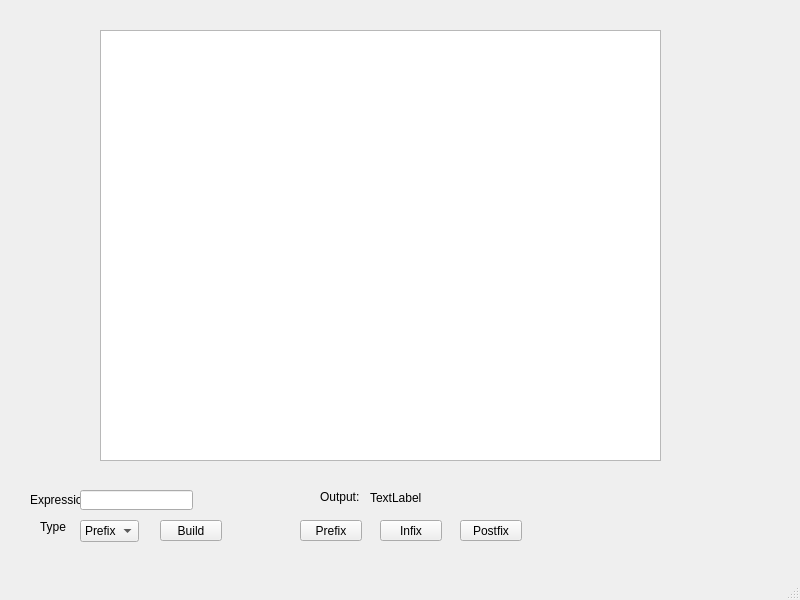
This is ADS_Project/mainwindow.ui in YousefElmenshawy/ADS_Postfix---Infix---Prefix-Conversions- as Qt 5 draws it before an edit. The edited form follows.
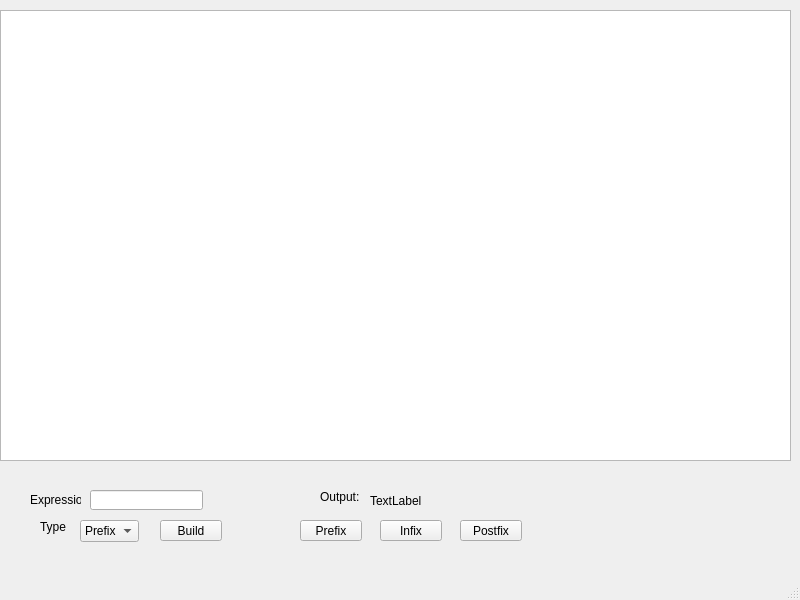
This is the edited form.

The edit to the form file:
```diff
--- a/ADS_Project/mainwindow.ui
+++ b/ADS_Project/mainwindow.ui
@@ -45,7 +45,7 @@
      <rect>
       <x>30</x>
       <y>490</y>
-      <width>71</width>
+      <width>51</width>
       <height>20</height>
      </rect>
     </property>
@@ -56,7 +56,7 @@
    <widget class="QLineEdit" name="lineEditExpression">
     <property name="geometry">
      <rect>
-      <x>80</x>
+      <x>90</x>
       <y>490</y>
       <width>113</width>
       <height>20</height>
@@ -143,10 +143,10 @@
    <widget class="QGraphicsView" name="graphicsViewTree">
     <property name="geometry">
      <rect>
-      <x>100</x>
-      <y>30</y>
-      <width>561</width>
-      <height>431</height>
+      <x>0</x>
+      <y>10</y>
+      <width>791</width>
+      <height>451</height>
      </rect>
     </property>
    </widget>
@@ -155,8 +155,8 @@
      <rect>
       <x>370</x>
       <y>490</y>
-      <width>101</width>
-      <height>16</height>
+      <width>181</width>
+      <height>21</height>
      </rect>
     </property>
     <property name="text">
```
